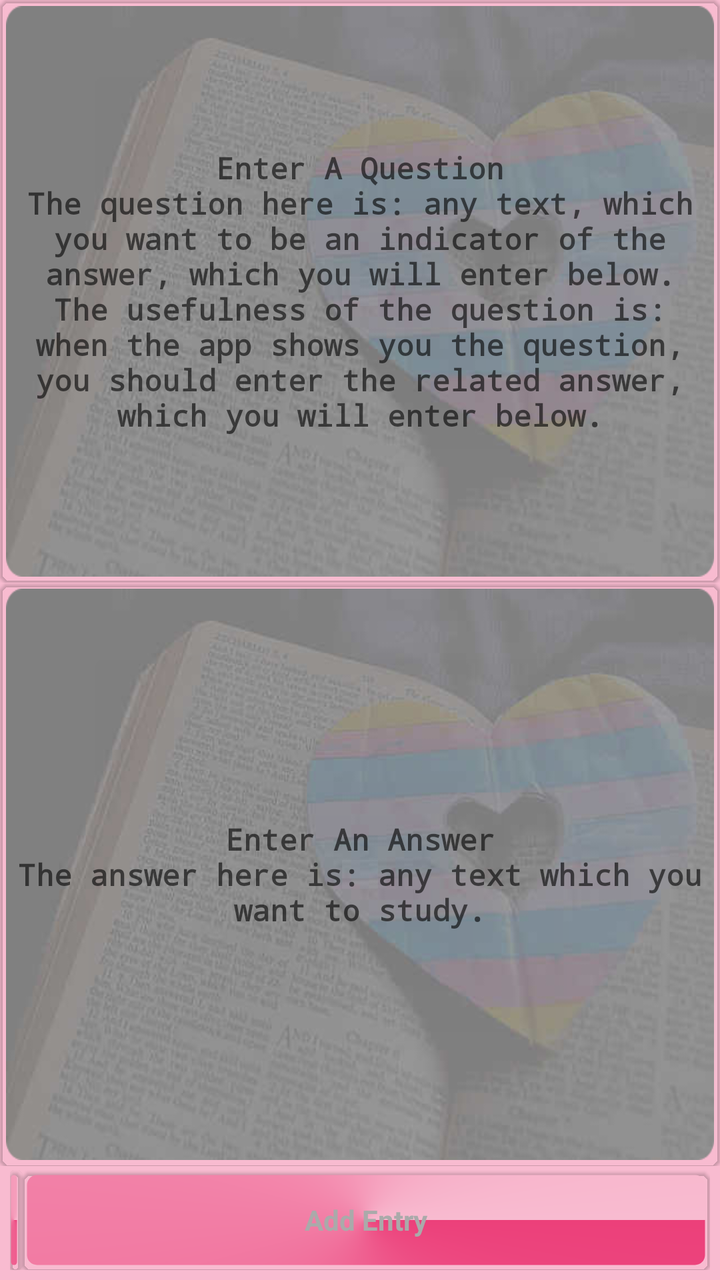
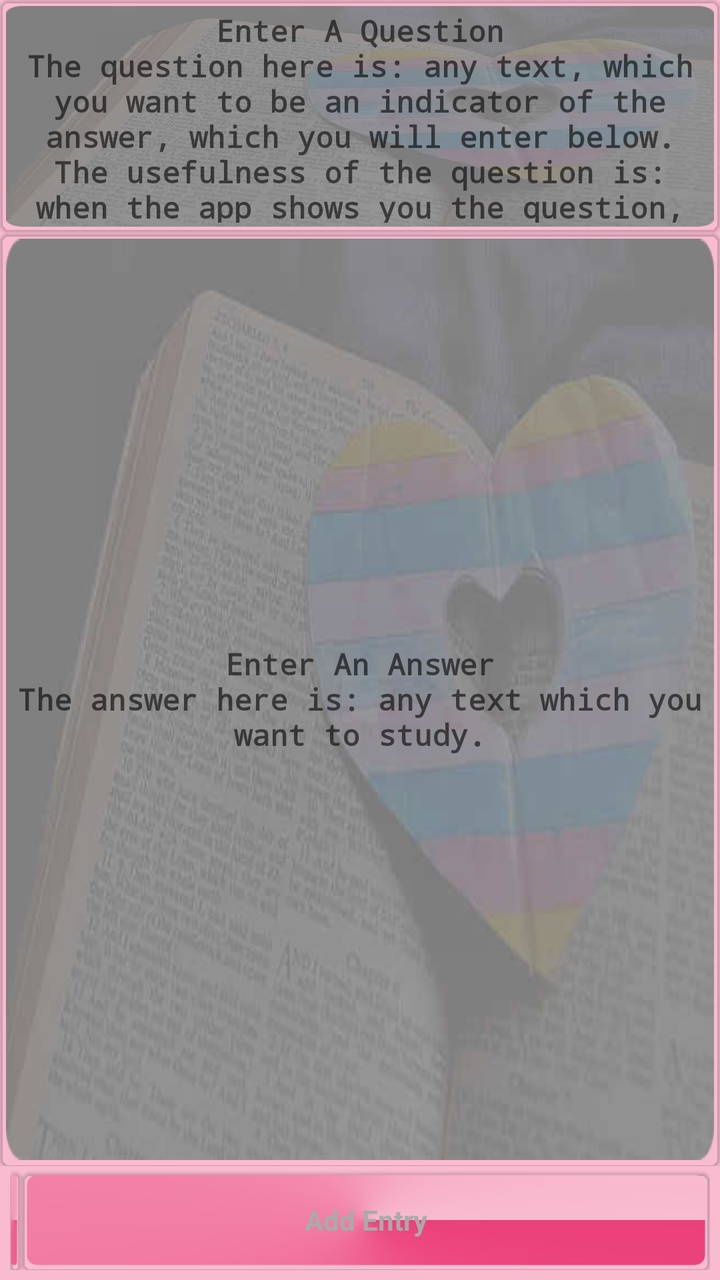

Two renders of the same Android screen: before a commit and after it. Below are the layout's source before the change and the commit's diff.
<!-- AndroidManifest.xml: application theme MyMaterialTheme -->
<!-- res/layout/content_add_notebook_entry.xml -->
<?xml version="1.0" encoding="utf-8"?>
<RelativeLayout
    xmlns:android="http://schemas.android.com/apk/res/android"
    xmlns:android.support.v7.cardview="http://schemas.android.com/apk/res-auto"
    xmlns:tools="http://schemas.android.com/tools"
    xmlns:app="http://schemas.android.com/apk/res-auto"
    android:layout_width="match_parent"
    android:layout_height="match_parent"
    app:layout_behavior="@string/appbar_scrolling_view_behavior"
    tools:showIn="@layout/app_bar_add_notebook_entry">


<LinearLayout
    android:id="@+id/container"
    android:layout_width="match_parent"
    android:layout_height="match_parent"
    android:orientation="vertical"
    android:weightSum="2">

        <LinearLayout
            android:id="@+id/question_linearlayout"
            android:layout_width="match_parent"
            android:layout_height="0dp"
            android:layout_margin="0dp"
            android:layout_weight="1"
            android:background="@drawable/show_question_background"
            android:padding="0dp">

            <android.support.v7.widget.CardView
                android:layout_width="match_parent"
                android:layout_height="match_parent"
                android.support.v7.cardview:cardBackgroundColor="@android:color/transparent"
                android.support.v7.cardview:cardCornerRadius="5dp"
                android.support.v7.cardview:cardElevation="1dp">

                <EditText
                    android:id="@+id/question"
                    android:layout_width="match_parent"
                    android:layout_height="match_parent"
                    android:background="@drawable/text_bordered_transperant"
                    android:gravity="center"
                    android:hint="@string/enter_a_question"
                    android:imeOptions="flagNoExtractUi"
                    android:inputType="textNoSuggestions|textMultiLine"
                    android:minLines="1"
                    android:padding="5dp"
                    android:scrollbarAlwaysDrawVerticalTrack="true"
                    android:scrollbars="vertical"
                    android:textColor="#FFFFFF"
                    android:textSize="15sp"
                    android:textStyle="bold"
                    android:typeface="monospace" />
            </android.support.v7.widget.CardView>
        </LinearLayout>

        <LinearLayout
            android:id="@+id/answer_linearlayout"
            android:layout_width="match_parent"
            android:layout_height="0dp"
            android:layout_margin="0dp"
            android:layout_weight="1"
            android:background="@drawable/show_question_background"
            android:padding="0dp">

            <android.support.v7.widget.CardView
                android:layout_width="match_parent"
                android:layout_height="match_parent"
                android.support.v7.cardview:cardBackgroundColor="@android:color/transparent"
                android.support.v7.cardview:cardCornerRadius="5dp"
                android.support.v7.cardview:cardElevation="1dp">

                <EditText
                    android:id="@+id/answer"
                    android:layout_width="match_parent"
                    android:layout_height="match_parent"
                    android:layout_gravity="center"
                    android:background="@drawable/text_bordered_transperant"
                    android:enabled="true"
                    android:gravity="center"
                    android:hint="@string/enter_an_answer"
                    android:imeOptions="flagNoExtractUi"
                    android:inputType="textNoSuggestions|textMultiLine"
                    android:minLines="1"
                    android:padding="5dp"
                    android:scrollbarAlwaysDrawVerticalTrack="true"
                    android:textColor="#FFFFFF"

                    android:textSize="15sp"
                    android:textStyle="bold"
                    android:typeface="monospace" />
            </android.support.v7.widget.CardView>
        </LinearLayout>

        <LinearLayout
            android:layout_width="match_parent"
            android:layout_height="50dp"
            android:layout_marginBottom="5dp"
            android:layout_marginLeft="5dp"
            android:layout_marginRight="5dp"
            android:layout_marginTop="2dp">

            <android.support.v7.widget.CardView
                android:id="@+id/show_actionbar_card_view"
                android:layout_width="wrap_content"
                android:layout_height="match_parent"
                android:layout_weight="0"
                android.support.v7.cardview:cardBackgroundColor="@android:color/transparent"
                android.support.v7.cardview:cardCornerRadius="5dp"
                android.support.v7.cardview:cardElevation="1dp"
                android.support.v7.cardview:cardPreventCornerOverlap="true">

                <TextView
                    android:id="@+id/show_actionbar"
                    android:layout_width="match_parent"
                    android:layout_height="match_parent"
                    android:layout_marginBottom="2dp"
                    android:layout_marginRight="2dp"
                    android:layout_marginTop="2dp"
                    android:background="@drawable/text_bordered_colored"
                    android:gravity="center"
                    android:padding="2dp"
                    android:textColor="@drawable/textview_enabled_disabled_selector" />
            </android.support.v7.widget.CardView>


            <android.support.v7.widget.CardView
                android:id="@+id/add_entry_card_view"
                android:layout_width="0dp"
                android:layout_height="match_parent"
                android:layout_weight="1"
                android.support.v7.cardview:cardBackgroundColor="@android:color/transparent"
                android.support.v7.cardview:cardCornerRadius="5dp"
                android.support.v7.cardview:cardElevation="1dp">

                <TextView
                    android:id="@+id/add_entry"
                    android:layout_width="match_parent"
                    android:layout_height="match_parent"
                    android:layout_margin="2dp"
                    android:background="@drawable/text_bordered_colored"
                    android:enabled="false"
                    android:gravity="center"
                    android:padding="2dp"
                    android:text="@string/add_entry"
                    android:textColor="@drawable/textview_enabled_disabled_selector"
                    android:textStyle="bold"
                    />
            </android.support.v7.widget.CardView>







        </LinearLayout>

    </LinearLayout>

</RelativeLayout>
<!-- res/layout/app_bar_add_notebook_entry.xml (included above) -->
<?xml version="1.0" encoding="utf-8"?>
<android.support.design.widget.CoordinatorLayout xmlns:android="http://schemas.android.com/apk/res/android"
    xmlns:app="http://schemas.android.com/apk/res-auto"
    xmlns:tools="http://schemas.android.com/tools"
    android:layout_width="match_parent"
    android:layout_height="match_parent"
    android:fitsSystemWindows="true">

    <android.support.design.widget.AppBarLayout
        android:layout_width="match_parent"
        android:layout_height="wrap_content"
        android:theme="@style/AppTheme.AppBarOverlay">
        <android.support.v7.widget.Toolbar xmlns:app="http://schemas.android.com/apk/res-auto"
            android:id="@+id/toolbar"
            android:layout_width="fill_parent"
            android:layout_height="?attr/actionBarSize"
            android:background="?attr/colorPrimary"
            android:minHeight="?attr/actionBarSize">

            <LinearLayout
                android:layout_width="wrap_content"
                android:layout_height="wrap_content">
                <Spinner
                    android:id="@+id/field_spinner"
                    android:layout_width="wrap_content"
                    android:layout_height="match_parent"
                    />

            </LinearLayout>
        </android.support.v7.widget.Toolbar>
        <View android:layout_width="match_parent"
            android:layout_height="4dp"
            android:background="@drawable/toolbar_drop_shadow"/>
    </android.support.design.widget.AppBarLayout>

    <include layout="@layout/content_add_notebook_entry" />

</android.support.design.widget.CoordinatorLayout>
<!-- resources referenced by this layout -->
<resources>
  <!-- drawable show_question_background (drawable) -->
  <?xml version="1.0" encoding="utf-8"?>
  <inset xmlns:android="http://schemas.android.com/apk/res/android"
      android:drawable="@drawable/book_heart_rounded_corners_15_radius"
      android:insetTop="3dp"
      android:insetBottom="3dp"
      android:insetRight="3dp"
      android:insetLeft="3dp"/>
  <!-- drawable text_bordered_colored (drawable) -->
  <shape xmlns:android="http://schemas.android.com/apk/res/android"
  android:thickness="0dp"
  android:shape="rectangle">
  <stroke android:width="1dp"
      android:color="@android:color/transparent"/>
  <corners android:radius="5dp" />
  <gradient
      android:startColor="@color/colorPrimary"
      android:endColor="@color/windowBackground"
      android:type="sweep"
      android:angle="270"/>
  </shape>
  <!-- drawable text_bordered_transperant (drawable) -->
  <shape xmlns:android="http://schemas.android.com/apk/res/android"
      android:thickness="0dp"
      android:shape="rectangle">
      <stroke android:width="1dp"
          android:color="@android:color/transparent"/>
      <corners android:radius="5dp" />
      <gradient
          android:startColor="@android:color/transparent"
          android:endColor="@android:color/transparent"
          android:type="linear"
          android:angle="270"/>
  </shape>
  <!-- drawable textview_enabled_disabled_selector (drawable) -->
  <?xml version="1.0" encoding="utf-8"?>
  <selector xmlns:android="http://schemas.android.com/apk/res/android">
      <item android:state_enabled="false" android:color="@android:color/darker_gray" />
      <item android:state_enabled="true" android:color="@android:color/white"/>
  </selector>
  <!-- drawable toolbar_drop_shadow (drawable) -->
  <?xml version="1.0" encoding="utf-8"?>
  <shape xmlns:android="http://schemas.android.com/apk/res/android"
      android:shape="rectangle" >
  
      <gradient
          android:angle="90"
          android:endColor="#757575"
          android:startColor="#bdbdbd" />
  
  </shape>
  <string name="add_entry">Add Entry</string>
  <string name="appbar_scrolling_view_behavior" translatable="false">android.support.design.widget.AppBarLayout$ScrollingViewBehavior</string>
  <string name="enter_a_question">Enter A Question\nThe question here is: any text, which you want to be an indicator of the answer, which you will enter below. The usefulness of the question is: when the app shows you the question, you should enter the related answer, which you will enter below.</string>
  <string name="enter_an_answer">Enter An Answer\nThe answer here is: any text which you want to study.</string>
  <style name="AppTheme.AppBarOverlay" parent="ThemeOverlay.AppCompat.Dark.ActionBar" />
  <style name="MyMaterialTheme" parent="MyMaterialTheme.Base">
  
      </style>
  <!-- drawable book_heart_rounded_corners_15_radius: png bitmap (drawable, 118245 bytes) -->
  <color name="colorPrimary">#EC407A</color>
  <color name="windowBackground">#F8BBD0</color>
  <style name="MyMaterialTheme.Base" parent="Theme.AppCompat.Light.DarkActionBar">
          <item name="windowNoTitle">true</item>
          <item name="windowActionBar">false</item>
          <item name="colorPrimary">@color/colorPrimary</item>
          <item name="colorPrimaryDark">@color/colorPrimaryDark</item>
          <item name="colorAccent">@color/colorAccent</item>
          <item name="android:windowBackground">@color/windowBackground</item>
      </style>
  <color name="colorPrimaryDark">#AD1457</color>
  <color name="colorAccent">#EA80FC</color>
</resources>

<!-- the commit's change to res/layout/content_add_notebook_entry.xml (unified diff, before → after) -->
@@ -15,7 +15,7 @@
     android:layout_width="match_parent"
     android:layout_height="match_parent"
     android:orientation="vertical"
-    android:weightSum="2">
+    android:weightSum="5">
 
         <LinearLayout
             android:id="@+id/question_linearlayout"
@@ -58,7 +58,7 @@
             android:layout_width="match_parent"
             android:layout_height="0dp"
             android:layout_margin="0dp"
-            android:layout_weight="1"
+            android:layout_weight="4"
             android:background="@drawable/show_question_background"
             android:padding="0dp">
 
